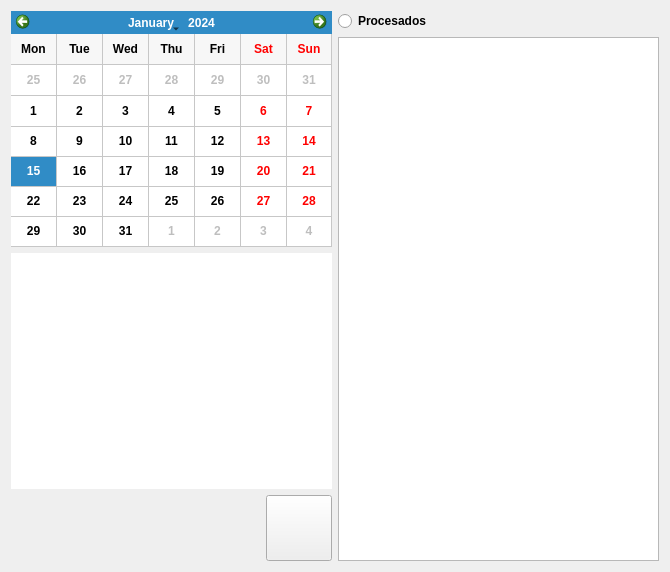
The window that nqtrucksserver/RegistrosUi/RegistrosUi.ui (sunsiz/nQTrucks) describes before a commit, drawn with Qt 5.
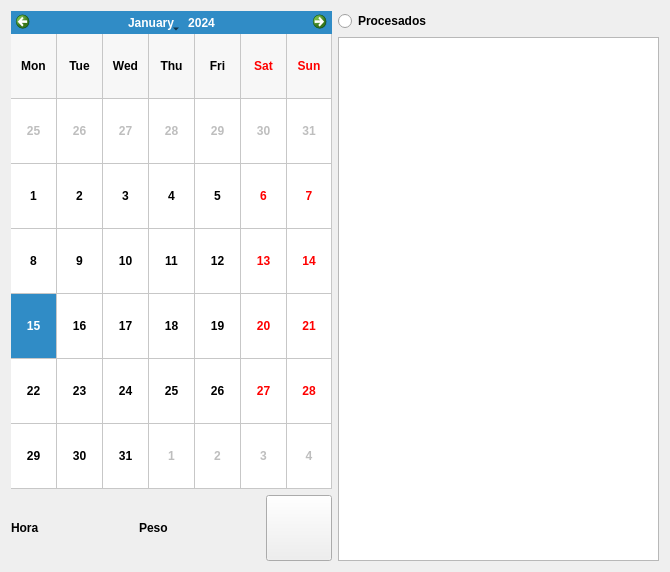
The same window after the commit. Icons and pictures are not drawn.

Commit message: RegistrosUI Detail Row

Patch:
```diff
--- a/nqtrucksserver/RegistrosUi/RegistrosUi.ui
+++ b/nqtrucksserver/RegistrosUi/RegistrosUi.ui
@@ -24,8 +24,6 @@
   </property>
   <layout class="QGridLayout" name="gridLayout">
    <item row="0" column="0">
-    <layout class="QVBoxLayout" name="verticalLayout_2">
-     <item>
       <widget class="QCalendarWidget" name="calendarioWidget">
        <property name="gridVisible">
         <bool>true</bool>
@@ -38,30 +36,61 @@
        </property>
       </widget>
      </item>
+   <item row="0" column="1" rowspan="2">
+    <layout class="QVBoxLayout" name="verticalLayout">
      <item>
-      <widget class="QTableWidget" name="rowView">
-       <property name="frameShape">
-        <enum>QFrame::NoFrame</enum>
+      <widget class="QRadioButton" name="selectProcesados">
+       <property name="text">
+        <string>Procesados</string>
        </property>
-       <property name="frameShadow">
-        <enum>QFrame::Plain</enum>
-       </property>
-       <property name="showGrid">
-        <bool>false</bool>
-       </property>
-       <property name="gridStyle">
-        <enum>Qt::NoPen</enum>
-       </property>
-       <property name="cornerButtonEnabled">
-        <bool>false</bool>
-       </property>
-       <attribute name="horizontalHeaderVisible">
-        <bool>false</bool>
-       </attribute>
       </widget>
      </item>
      <item>
+      <widget class="QTableView" name="tableRegistrosView"/>
+     </item>
+    </layout>
+   </item>
+   <item row="1" column="0">
       <layout class="QHBoxLayout" name="horizontalLayout">
+     <item>
+      <widget class="QLabel" name="labelDetalleHora">
+       <property name="sizePolicy">
+        <sizepolicy hsizetype="Expanding" vsizetype="Preferred">
+         <horstretch>0</horstretch>
+         <verstretch>0</verstretch>
+        </sizepolicy>
+       </property>
+       <property name="text">
+        <string>Hora</string>
+       </property>
+      </widget>
+     </item>
+     <item>
+      <spacer name="horizontalSpacer_2">
+       <property name="orientation">
+        <enum>Qt::Horizontal</enum>
+       </property>
+       <property name="sizeHint" stdset="0">
+        <size>
+         <width>40</width>
+         <height>20</height>
+        </size>
+       </property>
+      </spacer>
+     </item>
+     <item>
+      <widget class="QLabel" name="labelDetallePeso">
+       <property name="sizePolicy">
+        <sizepolicy hsizetype="Expanding" vsizetype="Preferred">
+         <horstretch>0</horstretch>
+         <verstretch>0</verstretch>
+        </sizepolicy>
+       </property>
+       <property name="text">
+        <string>Peso</string>
+       </property>
+      </widget>
+     </item>
        <item>
         <spacer name="horizontalSpacer">
          <property name="orientation">
@@ -103,22 +132,6 @@
           </size>
          </property>
         </widget>
-       </item>
-      </layout>
-     </item>
-    </layout>
-   </item>
-   <item row="0" column="1">
-    <layout class="QVBoxLayout" name="verticalLayout">
-     <item>
-      <widget class="QRadioButton" name="selectProcesados">
-       <property name="text">
-        <string>Procesados</string>
-       </property>
-      </widget>
-     </item>
-     <item>
-      <widget class="QTableView" name="tableRegistrosView"/>
      </item>
     </layout>
    </item>
```
Lines whose indentation alone changed are shown as unchanged. The commit also changes 1 other file.
